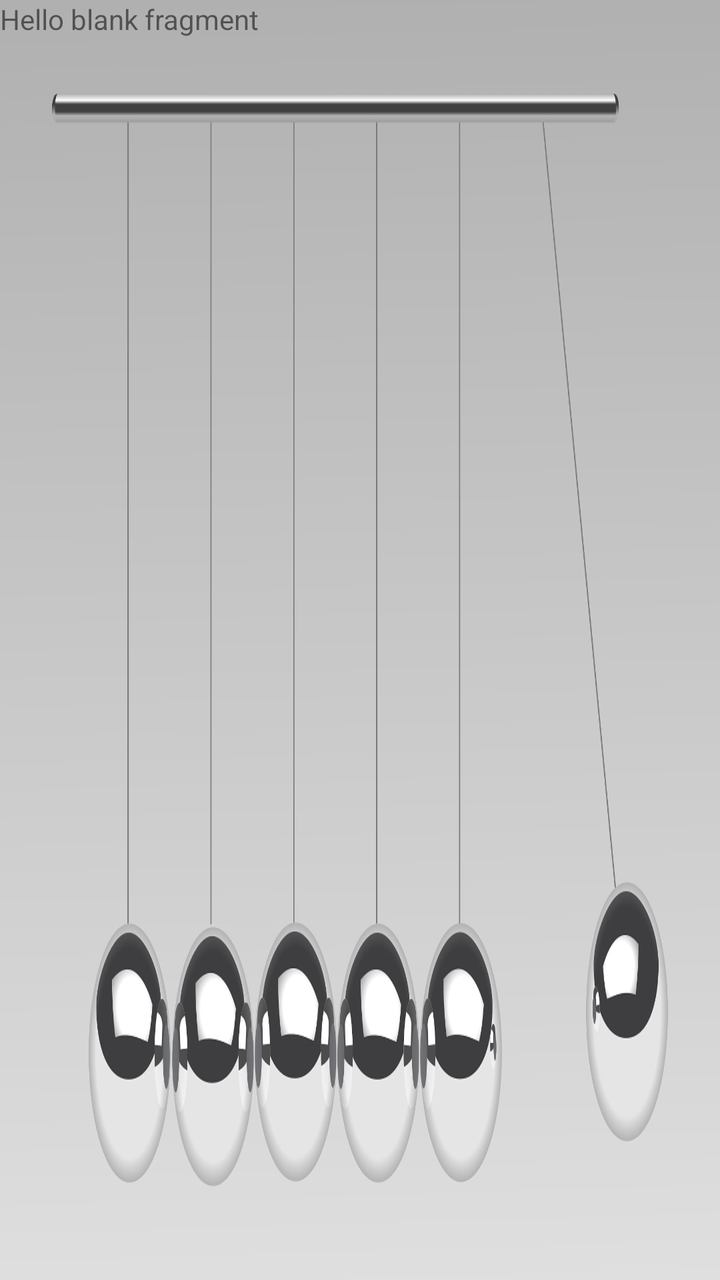
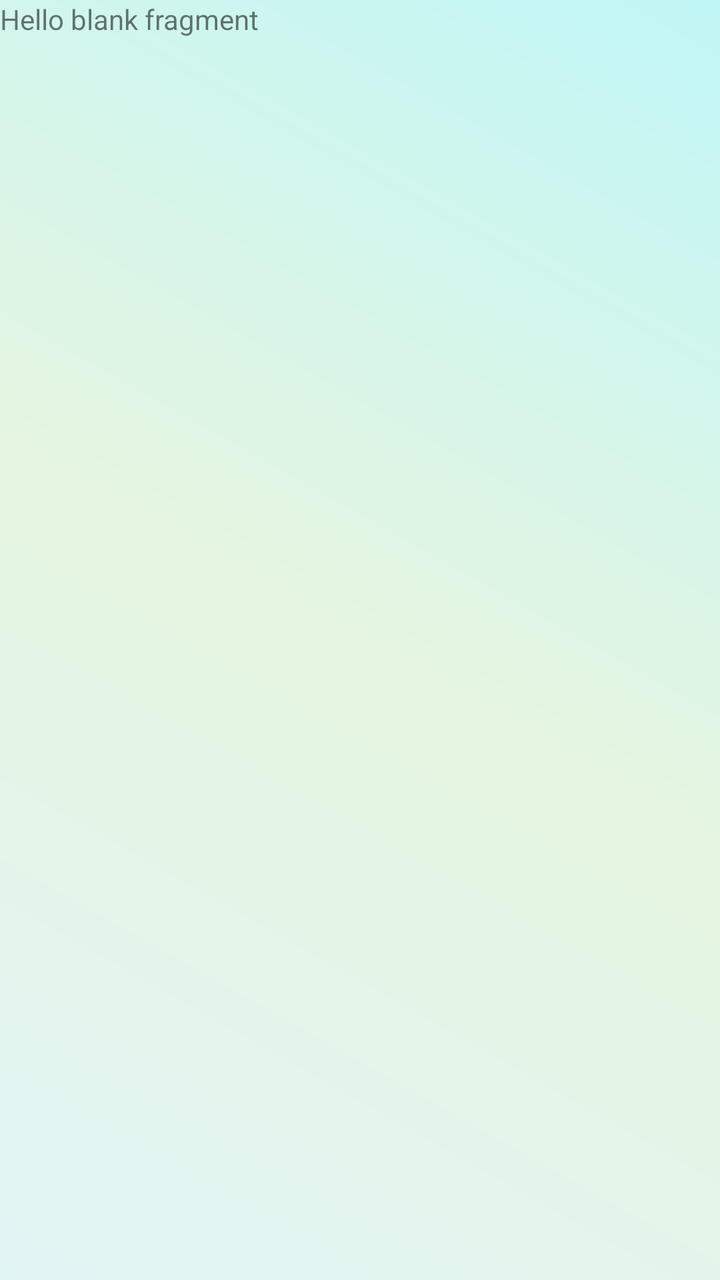

Before-and-after screenshots of an Android layout around one commit, followed by the original layout XML and the change that was made.
<!-- AndroidManifest.xml: application theme Theme.IMatesApp.FullScreen -->
<!-- res/layout/fragment_subject_physics.xml -->
<?xml version="1.0" encoding="utf-8"?>
<FrameLayout xmlns:android="http://schemas.android.com/apk/res/android"
    xmlns:tools="http://schemas.android.com/tools"
    android:layout_width="match_parent"
    android:layout_height="match_parent"
    android:background="@drawable/bg_subject_physics"
    tools:context=".FragmentSubjectPhysics">

    
    <TextView
        android:layout_width="match_parent"
        android:layout_height="match_parent"
        android:text="@string/hello_blank_fragment" />

</FrameLayout>
<!-- resources referenced by this layout -->
<resources>
  <!-- drawable bg_subject_physics: jpg bitmap (drawable, 83071 bytes) -->
  <string name="hello_blank_fragment">Hello blank fragment</string>
  <style name="Theme.IMatesApp.FullScreen" parent="Theme.AppCompat.Light.NoActionBar">
          
          <item name="android:windowFullscreen">true</item>
          
          <item name="android:windowTranslucentStatus">true</item>
          
          <item name="android:windowTranslucentNavigation">true</item>
      </style>
</resources>

<!-- the commit's change to res/layout/fragment_subject_physics.xml (unified diff, before → after) -->
@@ -3,7 +3,7 @@
     xmlns:tools="http://schemas.android.com/tools"
     android:layout_width="match_parent"
     android:layout_height="match_parent"
-    android:background="@drawable/bg_subject_physics"
+    android:background="@drawable/app_main_background"
     tools:context=".FragmentSubjectPhysics">
 
     
<!-- resource entries referenced after the edit -->
@@ -1,6 +1,19 @@
 <!-- resources referenced by this layout -->
 <resources>
-  <!-- drawable bg_subject_physics: jpg bitmap (drawable, 83071 bytes) -->
+  <!-- drawable app_main_background (drawable) -->
+  <layer-list xmlns:android="http://schemas.android.com/apk/res/android">
+      
+      <item>
+          <shape android:shape="rectangle">
+              <gradient
+                  android:startColor="#E2F5F5"
+                  android:centerColor="#e5f5e0"
+                  android:endColor="#C0F6F6"
+                  android:type="linear"
+                  android:angle="45" />
+          </shape>
+      </item>
+  </layer-list>
   <string name="hello_blank_fragment">Hello blank fragment</string>
   <style name="Theme.IMatesApp.FullScreen" parent="Theme.AppCompat.Light.NoActionBar">
           
